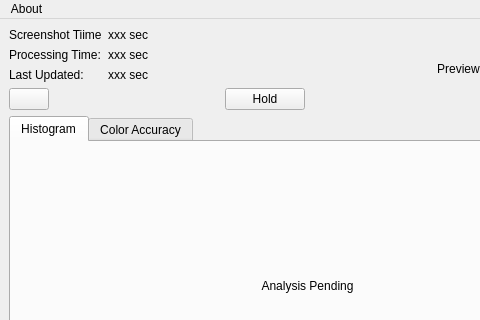
The window that src/rtcolor/ui/RTCA_MainWindow_UI.ui (shearern/RT-Color-Analysis) describes before a commit, drawn with Qt 5; both pictures show x 0 to 480 and y 0 to 320 of the 615 by 463 pixel window.
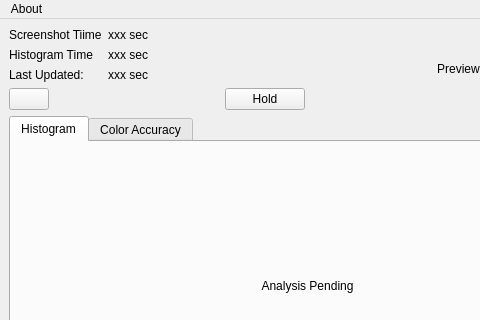
The same window after the commit. Icons and pictures are not drawn.

Commit message: Got basic functionality to work with auto-updating histogram

The edit to the form file:
```diff
--- a/src/rtcolor/ui/RTCA_MainWindow_UI.ui
+++ b/src/rtcolor/ui/RTCA_MainWindow_UI.ui
@@ -28,7 +28,7 @@
           <item row="1" column="0">
            <widget class="QLabel" name="label_2">
             <property name="text">
-             <string>Processing Time:</string>
+             <string>Histogram Time</string>
             </property>
            </widget>
           </item>
```
Left out of the diff: 4 changed lines with no effect on the pictures. The commit also changes 3 other files.
